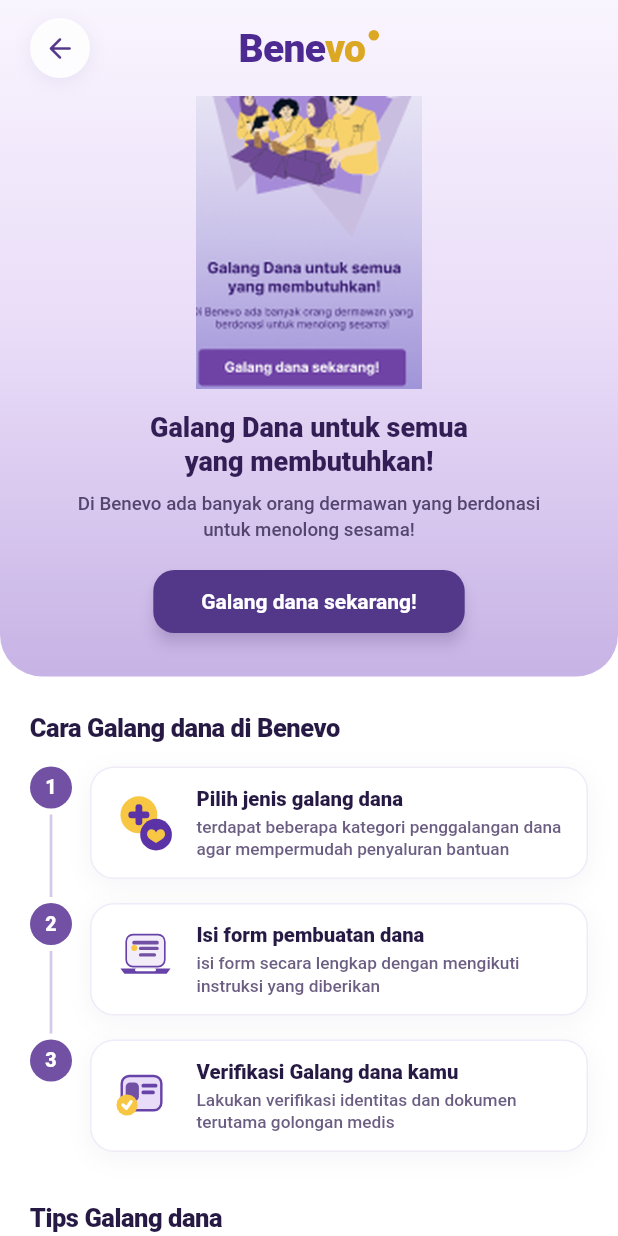
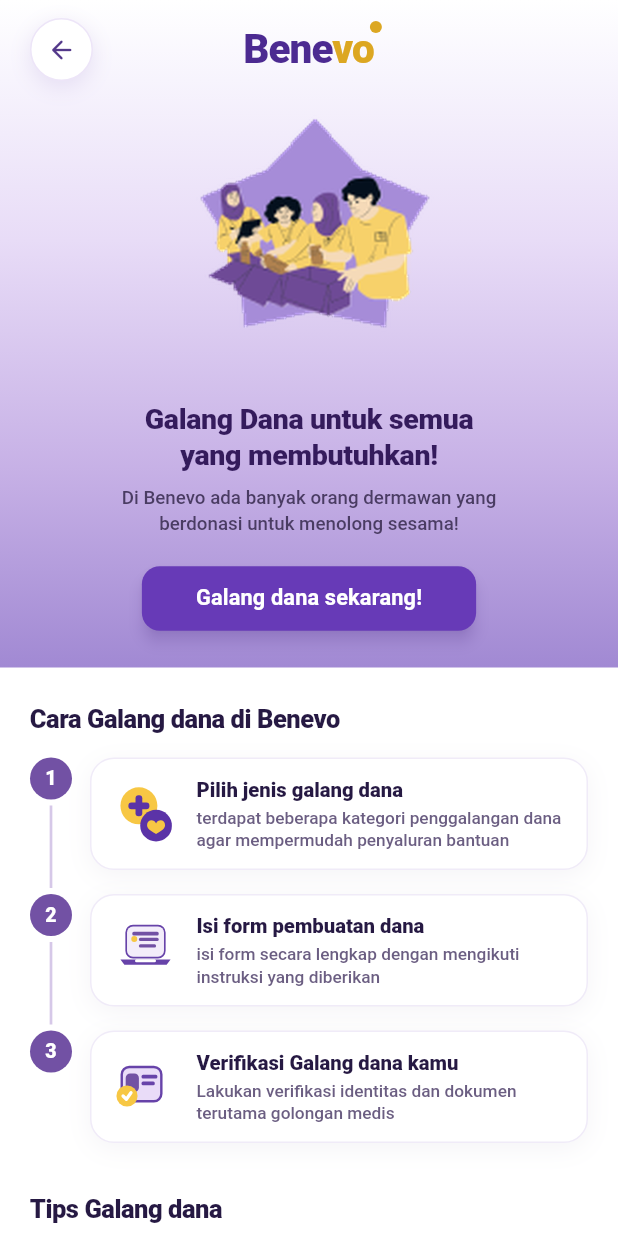
Before and after one commit to hendriaa/BENEVO, a Flutter app: the FundraiserScreen screen opened directly, on a phone screen of 412 x 824 dp. Run offline on Flutter 3.47's test engine with Material 3 defaults, Android fonts, the phone set to English and light mode, and no system bars.

Commit message:
style(fundraiser): refine top hero header, exact logo accent, natural illustration aspect ratio, and authentic gradient matching design

```diff
--- a/benevo_mobile/lib/features/fundraiser/screens/fundraiser_screen.dart
+++ b/benevo_mobile/lib/features/fundraiser/screens/fundraiser_screen.dart
@@ -30,9 +30,7 @@
   Widget build(BuildContext context) {
     return Scaffold(
       backgroundColor: Colors.white,
-      body: SafeArea(
-        top: false,
-        child: SingleChildScrollView(
+      body: SingleChildScrollView(
         child: Column(
           crossAxisAlignment: CrossAxisAlignment.stretch,
           children: [
@@ -56,7 +54,6 @@
           ],
         ),
       ),
-      ),
     );
   }
 
@@ -68,27 +65,26 @@
           begin: Alignment.topCenter,
           end: Alignment.bottomCenter,
           colors: [
-            Color(0xFFF9F5FE),
-            Color(0xFFE9DCF8),
-            Color(0xFFC7B3E5),
+            Colors.white,
+            Color(0xFFF7F4FD),
+            Color(0xFFE8DCF7),
+            Color(0xFFC7B1E6),
+            Color(0xFFA189D3),
           ],
-        ),
-        borderRadius: BorderRadius.only(
-          bottomLeft: Radius.circular(28),
-          bottomRight: Radius.circular(28),
+          stops: [0.0, 0.12, 0.36, 0.70, 1.0],
         ),
       ),
       child: SafeArea(
         bottom: false,
         child: Padding(
-          padding: const EdgeInsets.symmetric(horizontal: 20.0, vertical: 12.0),
+          padding: const EdgeInsets.fromLTRB(20.0, 12.0, 20.0, 0),
           child: Column(
             children: [
               // Navigation Bar: Back button + Centered Logo
               Row(
                 mainAxisAlignment: MainAxisAlignment.spaceBetween,
                 children: [
-                  // Back button (lavender circular button)
+                  // Back button (white circular button with subtle purple drop shadow)
                   GestureDetector(
                     onTap: () {
                       if (widget.onBackToHome != null) {
@@ -98,16 +94,20 @@
                       }
                     },
                     child: Container(
-                      width: 40,
-                      height: 40,
+                      width: 42,
+                      height: 42,
                       decoration: BoxDecoration(
-                        color: Colors.white.withValues(alpha: 0.90),
+                        color: Colors.white,
                         shape: BoxShape.circle,
+                        border: Border.all(
+                          color: const Color(0xFFEDE5F8),
+                          width: 1.0,
+                        ),
                         boxShadow: [
                           BoxShadow(
-                            color: AppColors.primary.withValues(alpha: 0.08),
-                            blurRadius: 10,
-                            offset: const Offset(0, 3),
+                            color: const Color(0xFF5B33A7).withValues(alpha: 0.12),
+                            blurRadius: 12,
+                            offset: const Offset(0, 4),
                           ),
                         ],
                       ),
@@ -115,15 +115,14 @@
                       child: const Icon(
                         Icons.arrow_back_rounded,
                         color: AppColors.primary,
-                        size: 22,
+                        size: 20,
                       ),
                     ),
                   ),
 
-                  // Brand Logo "Benevo"
-                  Row(
-                    mainAxisSize: MainAxisSize.min,
-                    crossAxisAlignment: CrossAxisAlignment.start,
+                  // Brand Logo "Benevo" with elevated golden dot above-right of "o"
+                  Stack(
+                    clipBehavior: Clip.none,
                     children: [
                       RichText(
                         text: const TextSpan(
@@ -131,62 +130,68 @@
                             TextSpan(
                               text: 'Bene',
                               style: TextStyle(
-                                fontSize: 26,
+                                fontSize: 27,
                                 fontWeight: FontWeight.w800,
                                 color: Color(0xFF4C2A91),
-                                letterSpacing: -0.5,
+                                letterSpacing: -0.6,
                               ),
                             ),
                             TextSpan(
                               text: 'vo',
                               style: TextStyle(
-                                fontSize: 26,
+                                fontSize: 27,
                                 fontWeight: FontWeight.w800,
                                 color: Color(0xFFDCA722),
-                                letterSpacing: -0.5,
+                                letterSpacing: -0.6,
                               ),
                             ),
                           ],
                         ),
                       ),
-                      const SizedBox(width: 2),
-                      Container(
-                        margin: const EdgeInsets.only(top: 3),
-                        width: 7,
-                        height: 7,
+                      Positioned(
+                        right: -5,
+                        top: -3,
+                        child: Container(
+                          width: 8,
+                          height: 8,
                           decoration: const BoxDecoration(
                             color: Color(0xFFDCA722),
                             shape: BoxShape.circle,
+                          ),
                         ),
                       ),
                     ],
                   ),
 
                   // Symmetrical spacer for exact centering
-                  const SizedBox(width: 40),
+                  const SizedBox(width: 42),
                 ],
               ),
 
               const SizedBox(height: 12),
 
-              // Hero Illustration
-              Image.asset(
+              // Hero Illustration (Undistorted & transparent background)
+              Padding(
+                padding: const EdgeInsets.symmetric(horizontal: 14.0),
+                child: Image.asset(
                   'assets/images/fundraiser_hero.png',
-                height: 195,
+                  height: 185,
                   fit: BoxFit.contain,
                 ),
+              ),
 
-              const SizedBox(height: 14),
+              const SizedBox(height: 16),
 
               // Headline
               const Text(
                 'Galang Dana untuk semua\nyang membutuhkan!',
                 textAlign: TextAlign.center,
                 style: TextStyle(
-                  fontSize: 18,
+                  fontSize: 19,
                   fontWeight: FontWeight.w800,
-                  color: Color(0xFF321E54),
+                  color: Color(0xFF341B5C),
                   height: 1.25,
+                  letterSpacing: -0.2,
                 ),
               ),
 
@@ -196,43 +201,44 @@
               const Padding(
                 padding: EdgeInsets.symmetric(horizontal: 16.0),
                 child: Text(
-                  'Di Benevo ada banyak orang dermawan yang berdonasi untuk menolong sesama!',
+                  'Di Benevo ada banyak orang dermawan yang\nberdonasi untuk menolong sesama!',
                   textAlign: TextAlign.center,
                   style: TextStyle(
                     fontSize: 12.5,
                     fontWeight: FontWeight.w500,
-                    color: Color(0xFF53456D),
+                    color: Color(0xFF4A3C63),
                     height: 1.35,
                   ),
                 ),
               ),
 
-              const SizedBox(height: 16),
+              const SizedBox(height: 18),
 
               // Hero Button
               ElevatedButton(
                 onPressed: _onStartFundraiser,
                 style: ElevatedButton.styleFrom(
-                  backgroundColor: AppColors.primary,
+                  backgroundColor: const Color(0xFF673AB7),
                   foregroundColor: Colors.white,
                   elevation: 4,
-                  shadowColor: AppColors.primary.withValues(alpha: 0.35),
-                  padding: const EdgeInsets.symmetric(horizontal: 32, vertical: 13),
+                  shadowColor: const Color(0xFF673AB7).withValues(alpha: 0.38),
+                  padding: const EdgeInsets.symmetric(horizontal: 36, vertical: 13),
                   shape: RoundedRectangleBorder(
-                    borderRadius: BorderRadius.circular(14),
+                    borderRadius: BorderRadius.circular(12),
                   ),
                 ),
                 child: const Text(
                   'Galang dana sekarang!',
                   style: TextStyle(
-                    fontSize: 14,
+                    fontSize: 14.5,
                     fontWeight: FontWeight.w700,
                     color: Colors.white,
+                    letterSpacing: 0.1,
                   ),
                 ),
               ),
 
-              const SizedBox(height: 14),
+              const SizedBox(height: 22),
             ],
           ),
         ),
```
Also changed, not shown: benevo_mobile/assets/images/fundraiser_hero.png. Lines whose indentation alone changed are shown as unchanged.
